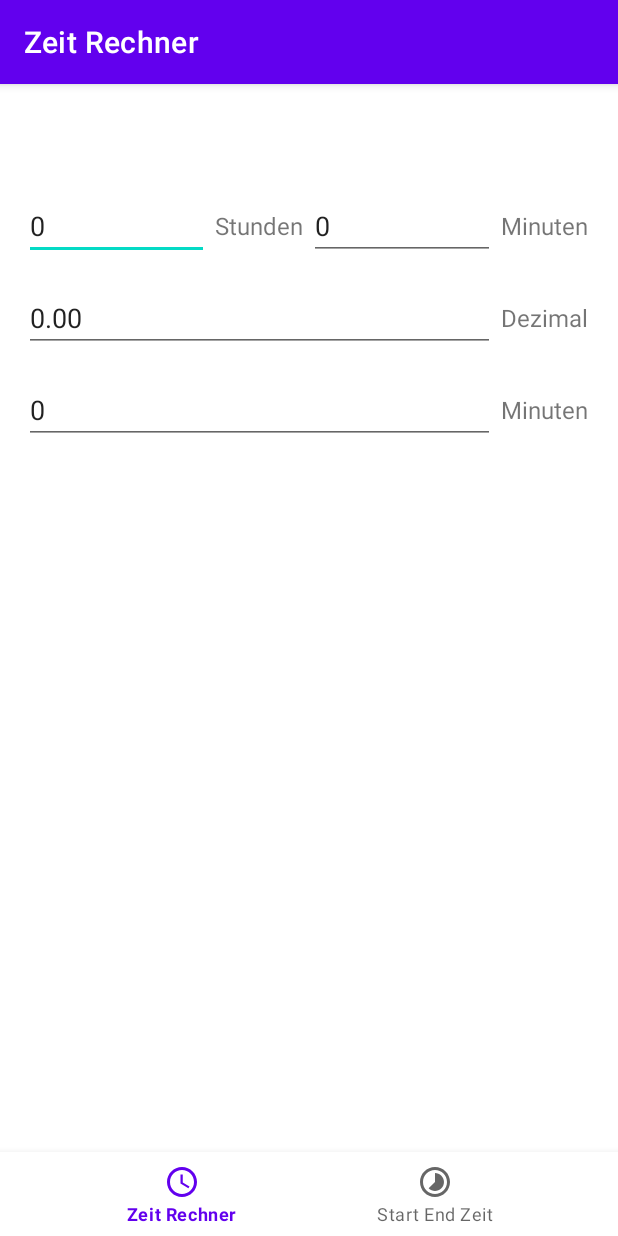
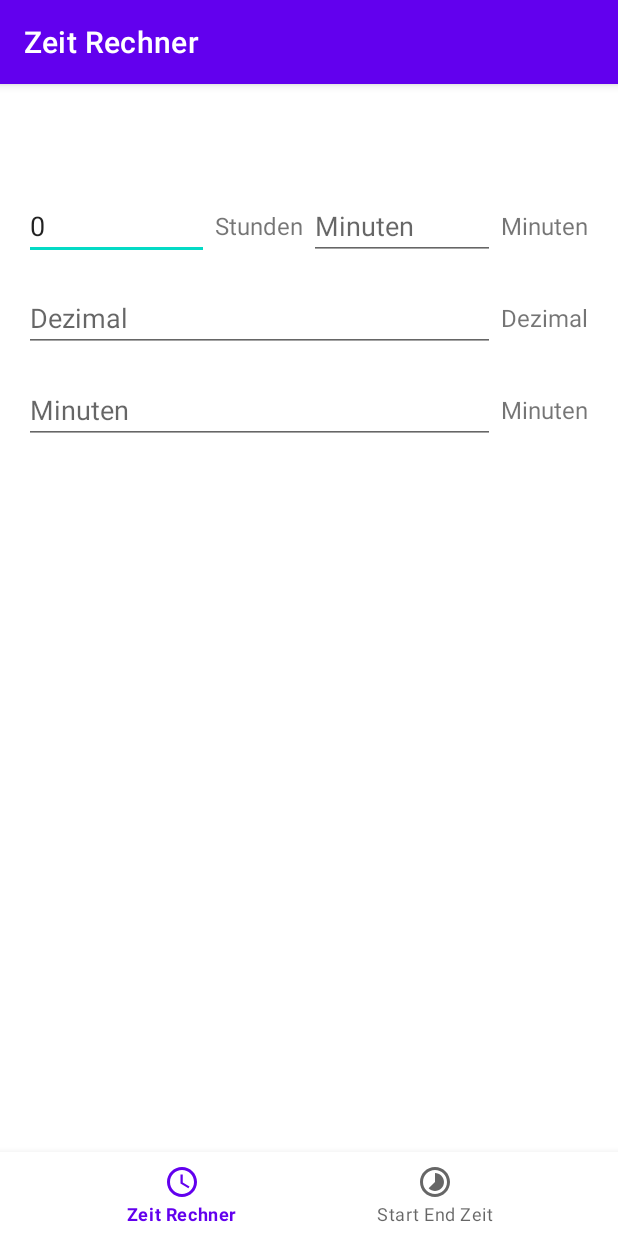
Before and after one commit to CodingRobIT/TimeCalculatorApp, an Android app: the screen it shows after launch (MainActivity), on a phone screen of 412 x 824 dp. Run offline under Robolectric (Android 15) with nearby library versions, the phone set to English and light mode, and no system bars; our stand-ins replace navigation-ui.

Commit message:
set text to null except hours

```diff
--- a/src/main/java/com/robins/timecalculator/ui/time_converter/TimeConvertFragment.java
+++ b/src/main/java/com/robins/timecalculator/ui/time_converter/TimeConvertFragment.java
@@ -29,9 +29,9 @@ public class TimeConvertFragment extends Fragment {
 
         // Setze Standardwerte
         editTextHours.setText("0");
-        editTextMinutes.setText("0");
-        editTextDecimal.setText("0.00");
-        editTextTotalMinutes.setText("0");
+        editTextMinutes.setText(null);
+        editTextDecimal.setText(null);
+        editTextTotalMinutes.setText(null);
 
         editTextHours.addTextChangedListener(new TextWatcher() {
             @Override
```
